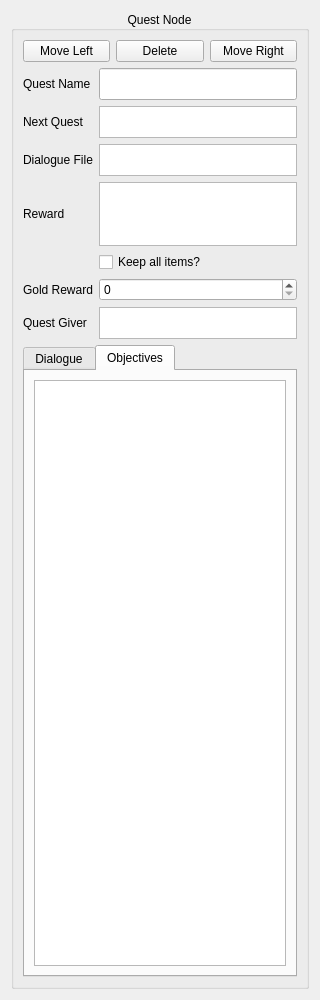
Old version of the form content_maker/views/quest_node_view.ui in the repository thisisnotruben/ToW-tools.
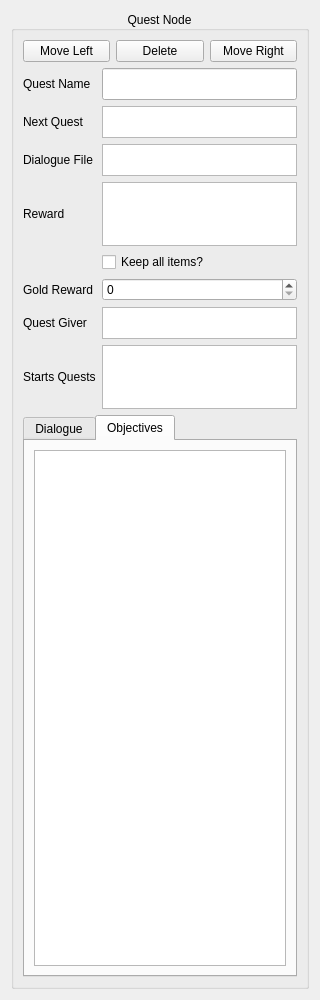
New version of the form.

```diff
--- a/content_maker/views/quest_node_view.ui
+++ b/content_maker/views/quest_node_view.ui
@@ -65,7 +65,7 @@
       </item>
       <item>
        <layout class="QGridLayout" name="grid_layout">
-        <item row="5" column="1">
+        <item row="6" column="1">
          <widget class="QListWidget" name="reward_list">
           <property name="minimumSize">
            <size>
@@ -87,28 +87,28 @@
           </property>
          </widget>
         </item>
-        <item row="5" column="0">
+        <item row="6" column="0">
          <widget class="QLabel" name="reward_lbl">
           <property name="text">
            <string>Reward</string>
           </property>
          </widget>
         </item>
-        <item row="7" column="1">
+        <item row="8" column="1">
          <widget class="QSpinBox" name="gold_reward_amount">
           <property name="maximum">
            <number>10000</number>
           </property>
          </widget>
         </item>
-        <item row="7" column="0">
+        <item row="8" column="0">
          <widget class="QLabel" name="gold_reward_lbl">
           <property name="text">
            <string>Gold Reward</string>
           </property>
          </widget>
         </item>
-        <item row="6" column="1">
+        <item row="7" column="1">
          <widget class="QCheckBox" name="reward_keep">
           <property name="text">
            <string>Keep all items?</string>
@@ -122,7 +122,7 @@
           </property>
          </widget>
         </item>
-        <item row="8" column="1">
+        <item row="9" column="1">
          <widget class="QListWidget" name="giver_list">
           <property name="maximumSize">
            <size>
@@ -157,7 +157,7 @@
           </property>
          </widget>
         </item>
-        <item row="8" column="0">
+        <item row="9" column="0">
          <widget class="QLabel" name="giver_lbl">
           <property name="text">
            <string>Quest Giver</string>
@@ -202,14 +202,14 @@
           </property>
          </widget>
         </item>
-        <item row="4" column="0">
+        <item row="5" column="0">
          <widget class="QLabel" name="dialogue_file_lbl">
           <property name="text">
            <string>Dialogue File</string>
           </property>
          </widget>
         </item>
-        <item row="4" column="1">
+        <item row="5" column="1">
          <widget class="QListWidget" name="dialogue_file_list">
           <property name="maximumSize">
            <size>
@@ -228,6 +228,32 @@
           </property>
          </widget>
         </item>
+        <item row="10" column="1">
+         <widget class="QListWidget" name="start_quest_list">
+          <property name="minimumSize">
+           <size>
+            <width>0</width>
+            <height>64</height>
+           </size>
+          </property>
+          <property name="acceptDrops">
+           <bool>true</bool>
+          </property>
+          <property name="alternatingRowColors">
+           <bool>true</bool>
+          </property>
+          <property name="verticalScrollMode">
+           <enum>QAbstractItemView::ScrollPerPixel</enum>
+          </property>
+         </widget>
+        </item>
+        <item row="10" column="0">
+         <widget class="QLabel" name="start_quest_lbl">
+          <property name="text">
+           <string>Starts Quests</string>
+          </property>
+         </widget>
+        </item>
        </layout>
       </item>
       <item>
```
